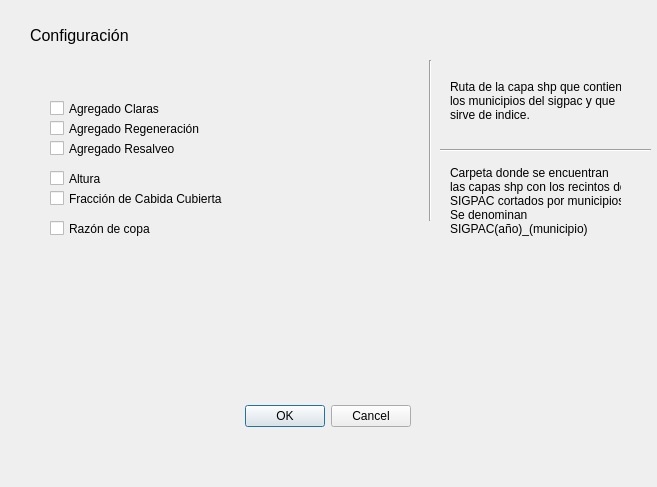
First picture: the form in silvilidar/salida_dialog_base.ui, repository diezrabanos/qgis_plugins, before the edit.
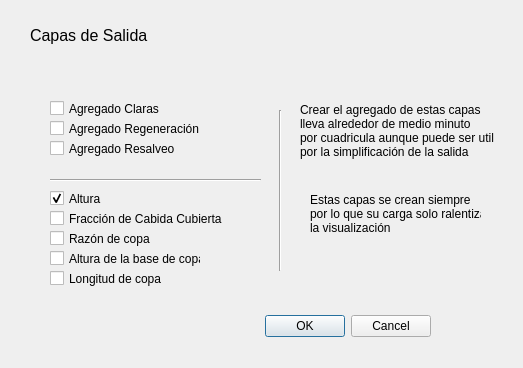
Second picture: the form after the edit.

The edit to the form file:
```diff
--- a/silvilidar/salida_dialog_base.ui
+++ b/silvilidar/salida_dialog_base.ui
@@ -6,8 +6,8 @@
    <rect>
     <x>0</x>
     <y>0</y>
-    <width>657</width>
-    <height>487</height>
+    <width>523</width>
+    <height>368</height>
    </rect>
   </property>
   <property name="windowTitle">
@@ -16,8 +16,8 @@
   <widget class="QDialogButtonBox" name="button_box">
    <property name="geometry">
     <rect>
-     <x>240</x>
-     <y>400</y>
+     <x>260</x>
+     <y>310</y>
      <width>171</width>
      <height>32</height>
     </rect>
@@ -46,14 +46,14 @@
     </font>
    </property>
    <property name="text">
-    <string>Configuración</string>
+    <string>Capas de Salida</string>
    </property>
   </widget>
   <widget class="Line" name="line_4">
    <property name="geometry">
     <rect>
-     <x>420</x>
-     <y>60</y>
+     <x>270</x>
+     <y>110</y>
      <width>20</width>
      <height>161</height>
     </rect>
@@ -65,25 +65,24 @@
   <widget class="QLabel" name="label_14">
    <property name="geometry">
     <rect>
-     <x>450</x>
-     <y>160</y>
+     <x>310</x>
+     <y>180</y>
      <width>171</width>
      <height>81</height>
     </rect>
    </property>
    <property name="text">
-    <string>Carpeta donde se encuentran
-las capas shp con los recintos del
-SIGPAC cortados por municipios.
-Se denominan 
-SIGPAC(año)_(municipio)</string>
+    <string>Estas capas se crean siempre
+por lo que su carga solo ralentiza
+la visualización
+</string>
    </property>
   </widget>
   <widget class="Line" name="line_5">
    <property name="geometry">
     <rect>
-     <x>440</x>
-     <y>140</y>
+     <x>50</x>
+     <y>170</y>
      <width>211</width>
      <height>20</height>
     </rect>
@@ -95,16 +94,17 @@
   <widget class="QLabel" name="label_15">
    <property name="geometry">
     <rect>
-     <x>450</x>
-     <y>60</y>
-     <width>171</width>
+     <x>300</x>
+     <y>90</y>
+     <width>211</width>
      <height>81</height>
     </rect>
    </property>
    <property name="text">
-    <string>Ruta de la capa shp que contiene
-los municipios del sigpac y que
-sirve de indice.</string>
+    <string>Crear el agregado de estas capas
+lleva alrededor de medio minuto 
+por cuadricula aunque puede ser util
+por la simplificación de la salida</string>
    </property>
   </widget>
   <widget class="QCheckBox" name="checkBox_claras">
@@ -150,7 +150,7 @@
    <property name="geometry">
     <rect>
      <x>50</x>
-     <y>170</y>
+     <y>190</y>
      <width>151</width>
      <height>17</height>
     </rect>
@@ -158,12 +158,15 @@
    <property name="text">
     <string>Altura </string>
    </property>
+   <property name="checked">
+    <bool>true</bool>
+   </property>
   </widget>
   <widget class="QCheckBox" name="checkBox_fcc">
    <property name="geometry">
     <rect>
      <x>50</x>
-     <y>190</y>
+     <y>210</y>
      <width>181</width>
      <height>17</height>
     </rect>
@@ -176,7 +179,7 @@
    <property name="geometry">
     <rect>
      <x>50</x>
-     <y>220</y>
+     <y>230</y>
      <width>151</width>
      <height>17</height>
     </rect>
@@ -185,6 +188,32 @@
     <string>Razón de copa</string>
    </property>
   </widget>
+  <widget class="QCheckBox" name="checkBox_hbc">
+   <property name="geometry">
+    <rect>
+     <x>50</x>
+     <y>250</y>
+     <width>151</width>
+     <height>17</height>
+    </rect>
+   </property>
+   <property name="text">
+    <string>Altura de la base de copa</string>
+   </property>
+  </widget>
+  <widget class="QCheckBox" name="checkBox_razoncopa_3">
+   <property name="geometry">
+    <rect>
+     <x>50</x>
+     <y>270</y>
+     <width>151</width>
+     <height>17</height>
+    </rect>
+   </property>
+   <property name="text">
+    <string>Longitud de copa</string>
+   </property>
+  </widget>
  </widget>
  <resources/>
  <connections>
```
Left out of the diff: 2 changed lines with no effect on the pictures.
